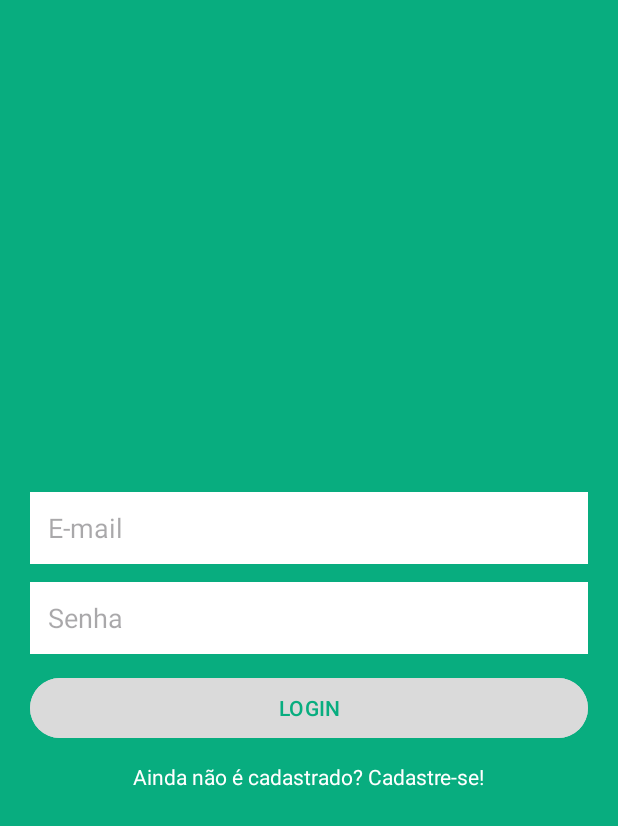
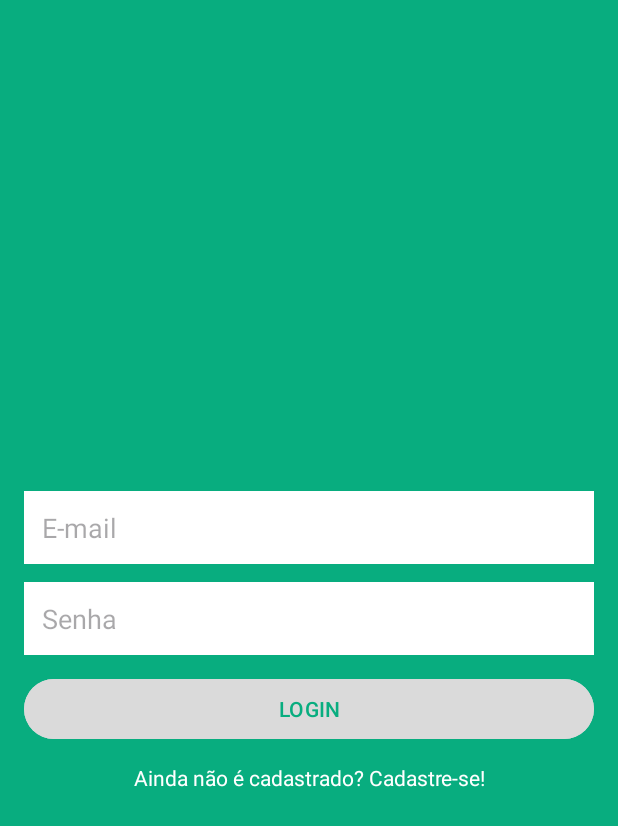
Before and after one commit to FabTrindade/ExerciseConstraitLayout, an Android app: the screen it shows after launch (MainActivity), on a phone screen of 412 x 824 dp. Shown: the top 826 px of the screen. Run offline under Robolectric (Android 15) with nearby library versions, the phone set to English and light mode, and no system bars.

Commit message:
Exercise correction

```diff
--- a/app/src/main/res/layout/activity_main.xml
+++ b/app/src/main/res/layout/activity_main.xml
@@ -4,6 +4,7 @@
     xmlns:tools="http://schemas.android.com/tools"
     android:layout_width="match_parent"
     android:layout_height="match_parent"
+    android:padding="16dp"
     android:background="#08ad7f"
     tools:context=".MainActivity"
     app:layout_constraintVertical_chainStyle="spread">
@@ -11,33 +12,31 @@
 
     <EditText
         android:id="@+id/mail"
-        android:layout_width="match_parent"
-        android:layout_height="48dp"
+        android:layout_width="0dp"
+        android:layout_height="wrap_content"
         android:hint="E-mail"
         android:background="@color/white"
         android:padding="12dp"
         app:layout_constraintTop_toTopOf="parent"
+        app:layout_constraintStart_toStartOf="parent"
+        app:layout_constraintEnd_toEndOf="parent"
         app:layout_constraintBottom_toTopOf="@id/senha"
-        app:layout_constraintStart_toStartOf="parent"
-        android:layout_marginStart="20dp"
-        app:layout_constraintEnd_toEndOf="parent"
         app:layout_constraintVertical_chainStyle="packed"
-        android:layout_marginEnd="20dp"
         />
 
     <EditText
         android:id="@+id/senha"
-        android:layout_width="match_parent"
-        android:layout_height="48dp"
+        android:layout_width="0dp"
+        android:layout_height="wrap_content"
         android:hint="Senha"
         android:background="@color/white"
         android:padding="12dp"
+        app:layout_constraintEnd_toEndOf="parent"
+        app:layout_constraintStart_toStartOf="parent"
         app:layout_constraintTop_toBottomOf="@id/mail"
         app:layout_constraintBottom_toTopOf="@id/button"
         android:layout_marginTop="12dp"
-        android:layout_marginStart="20dp"
-        app:layout_constraintEnd_toEndOf="parent"
-        android:layout_marginEnd="20dp" />
+        />
 
     <Button
         android:id="@+id/button"
@@ -49,15 +48,15 @@
         app:layout_constraintTop_toBottomOf="@id/senha"
         app:layout_constraintBottom_toBottomOf="parent"
         android:layout_marginTop="12dp"
-        android:layout_marginStart="20dp"
         app:layout_constraintEnd_toEndOf="parent"
-        android:layout_marginEnd="20dp"/>
+       />
 
     <TextView
         android:id="@+id/text"
-        android:layout_width="wrap_content"
+        android:layout_width="0dp"
         android:layout_height="wrap_content"
         android:textColor= "@color/white"
+        android:gravity="center"
         android:text="Ainda não é cadastrado? Cadastre-se!"
         app:layout_constraintEnd_toEndOf="parent"
         app:layout_constraintStart_toStartOf="parent"
```
